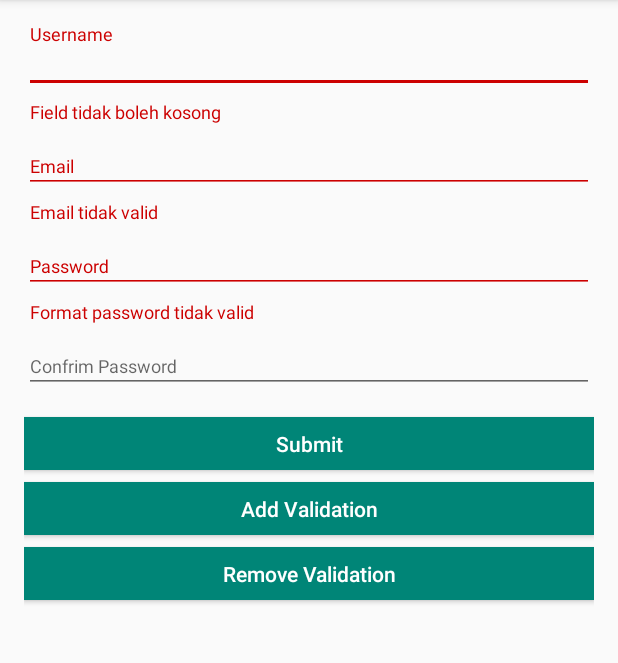
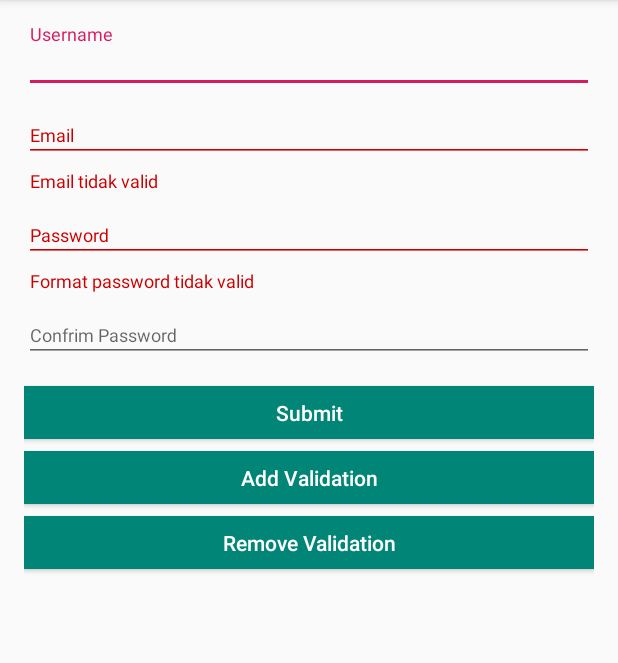
Before and after one commit to mobileVascomm/VascWork-Android, an Android app: the ValidationActivity screen opened directly, with no data from a screen before it, after a tap on "Submit", on a phone screen of 412 x 824 dp, the part 84-747 px from its top. Run offline under Robolectric (Android 15) with nearby library versions, the phone set to English and light mode, and no system bars.

Commit message:
update bug validation

```diff
--- a/app/src/main/java/com/vascomm/sample/module/ActivitySampleModule.kt
+++ b/app/src/main/java/com/vascomm/sample/module/ActivitySampleModule.kt
@@ -11,7 +11,7 @@ import com.vascomm.vascwork.architecture.core.Result
 import com.vascomm.vascwork.architecture.core.ViewStateInterface
 import kotlinx.android.synthetic.main.activity_sample_module.*
 
-class ActivitySampleModule:AppCompatActivity(),ViewStateInterface {
+    class ActivitySampleModule:AppCompatActivity(),ViewStateInterface {
     private val sampleModule by lazy { ModuleSample(this,applicationContext) }
     private val lazyLoad by lazy { RecyclerViewPagination() }
     private val data = ArrayList<String>()
@@ -19,6 +19,8 @@ class ActivitySampleModule:AppCompatActivity(),ViewStateInterface {
     override fun onCreate(savedInstanceState: Bundle?) {
         super.onCreate(savedInstanceState)
         setContentView(R.layout.activity_sample_module)
+
+        sampleModule.addLifecyclerObserver(this.lifecycle)
         setSample()
     }
 
--- a/app/src/main/java/com/vascomm/sample/validation/ValidationActivity.kt
+++ b/app/src/main/java/com/vascomm/sample/validation/ValidationActivity.kt
@@ -21,13 +21,18 @@ class ValidationActivity :AppCompatActivity(),ValidationInterface {
 
     private fun setSample(){
        // validation.
-        validation.registerField(field1,input1,"username", mutableListOf(RequireRule("Field tidak boleh kosong")))
-        validation.registerField(field2,input2,"email", mutableListOf(EmailRule("Email tidak valid")))
-        validation.registerField(field3,input3,"password", mutableListOf(
-            RegexRule("Format password tidak valid ","(?=.*[0-9])(?=.*[a-z]).{8,}"),
+        validation.registerField(field1,input1,"username",
+            mutableListOf(RequireRule("Field tidak boleh kosong"),LenghtRule("test",10,12)))
+        validation.registerField(field2,input2,"email",
+            mutableListOf(EmailRule("Email tidak valid")))
+        validation.registerField(field3,input3,"password",
+            mutableListOf( RegexRule("Format password tidak valid ","(?=.*[0-9])(?=.*[a-z]).{8,}"),
             LenghtRule("Minimal length 10 digit dan maksimal 12",10,12)))
-        validation.registerField(field4,input4,"confirm", mutableListOf(ConfrimationRule("Confrimasi password tidk sama",field3)))
+        validation.registerField(field4,input4,"confirm",
+            mutableListOf(ConfrimationRule("Confrimasi password tidk sama",field3)))
 
+
+        validation.removeField("username")
 
         btn_submit.setOnClickListener { validation.validation() }
         btn_add.setOnClickListener { }
--- a/vascwork/build.gradle
+++ b/vascwork/build.gradle
@@ -38,9 +38,9 @@ dependencies {
     androidTestImplementation 'androidx.test.espresso:espresso-core:3.2.0'
 
     implementation 'androidx.recyclerview:recyclerview:1.2.0-alpha01'
-    implementation 'com.google.android.material:material:1.2.0-alpha04'
+    implementation 'com.google.android.material:material:1.2.0-alpha05'
 
-    implementation 'org.jetbrains.kotlinx:kotlinx-coroutines-android:1.3.3'
+    implementation 'org.jetbrains.kotlinx:kotlinx-coroutines-android:1.3.5'
 }
 
 repositories {
--- a/vascwork/src/main/java/com/vascomm/vascwork/additional/validation/Validation.kt
+++ b/vascwork/src/main/java/com/vascomm/vascwork/additional/validation/Validation.kt
@@ -102,5 +102,7 @@ class Validation  constructor(var iValidation: ValidationInterface){
                 is ValidationType2 -> validateType2(validation)
             }
         }
+
+        finisValidate()
     }
 }
--- a/vascwork/src/main/java/com/vascomm/vascwork/extension/StringExtension.kt
+++ b/vascwork/src/main/java/com/vascomm/vascwork/extension/StringExtension.kt
@@ -35,7 +35,7 @@ fun String.convertToNoninal() :String{
 /*
     convert string ke base64
  */
-fun String.toBase64():String{
+    fun String.toBase64():String{
     val data = this.toByteArray(Charsets.UTF_8)
     val base = Base64.encode(data,Base64.NO_WRAP)
     return String(base)
```
Also changed, not shown: app/src/main/java/com/vascomm/sample/module/ModuleSample.kt (+11 -0 lines).
